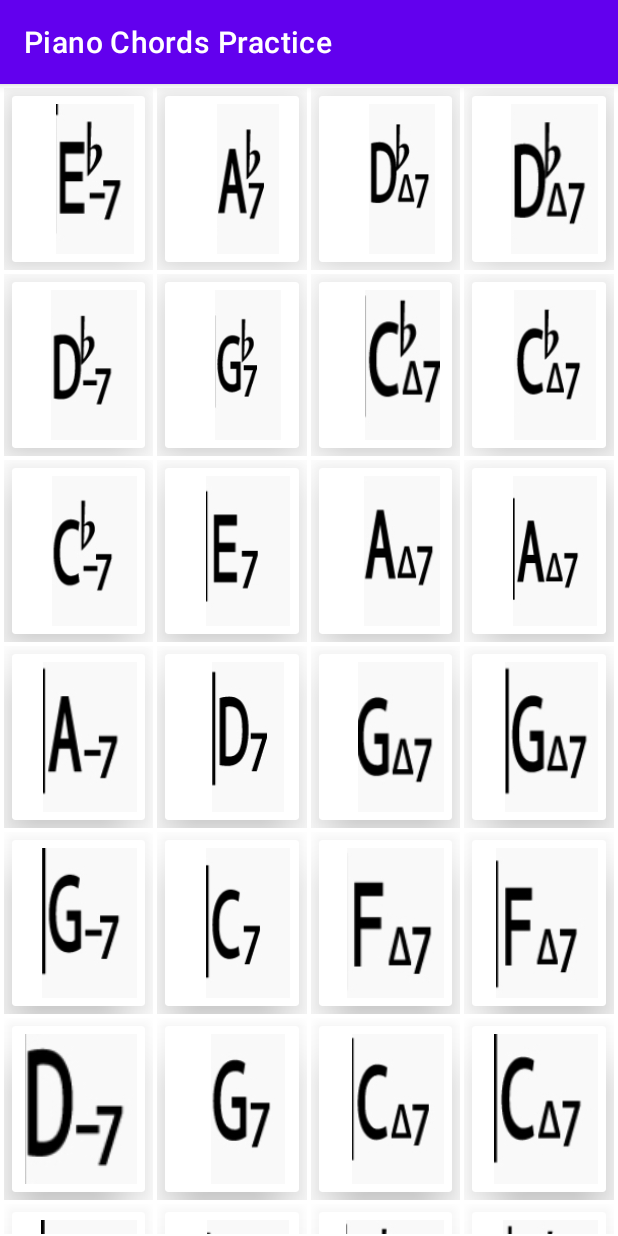
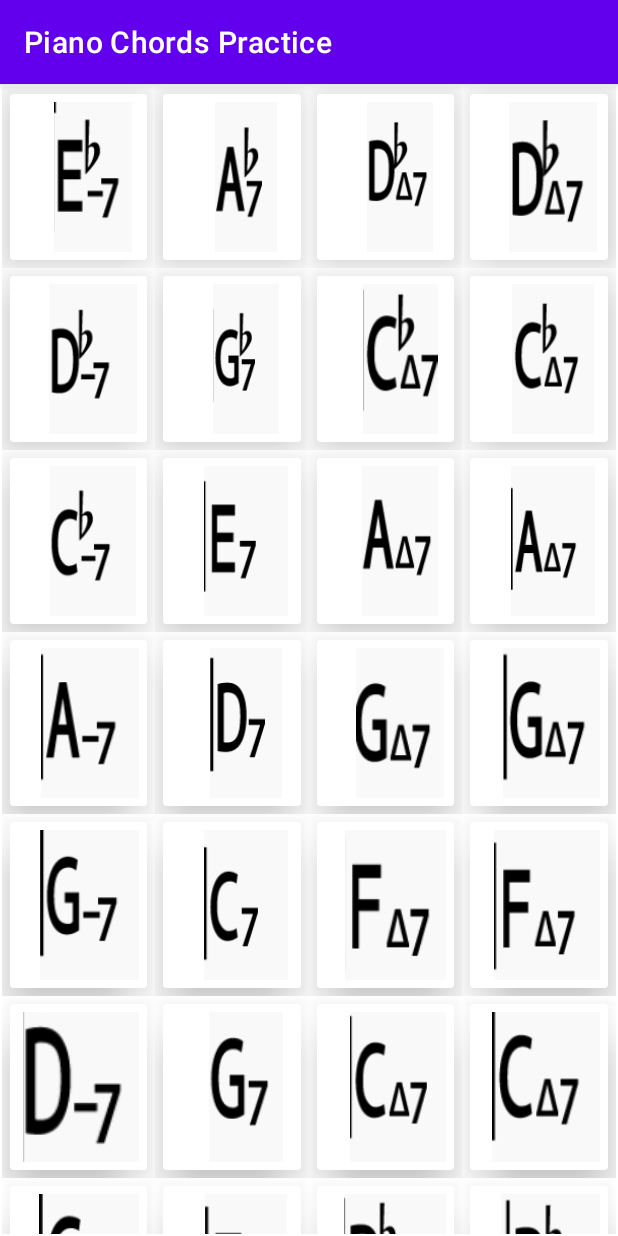
Before and after one commit to mariaanko/Piano-Chords-Practice, an Android app: the screen it shows after launch (MainActivity), on a phone screen of 412 x 824 dp. Run offline under Robolectric (Android 15) with nearby library versions, the phone set to English and light mode, and no system bars.

Commit message:
fix was easy after all :D my bad :D

```diff
--- a/app/src/main/java/com/wodpress/mariaanko/pianochordspractice/ChordsAdapter.java
+++ b/app/src/main/java/com/wodpress/mariaanko/pianochordspractice/ChordsAdapter.java
@@ -13,6 +13,7 @@ import android.widget.ImageView;
 
 import androidx.annotation.DimenRes;
 import androidx.annotation.NonNull;
+import androidx.cardview.widget.CardView;
 import androidx.recyclerview.widget.RecyclerView;
 
 import java.io.IOException;
@@ -23,6 +24,7 @@ public class ChordsAdapter extends RecyclerView.Adapter<ChordsAdapter.MyViewHold
 
     ArrayList<String> images;
     Context context;
+    CardView cardView;
     private OnChordListener onChordListener;
 
     public ChordsAdapter(Context context, ArrayList<String> images, OnChordListener onChordListener) {
--- a/app/src/main/java/com/wodpress/mariaanko/pianochordspractice/MainActivity.java
+++ b/app/src/main/java/com/wodpress/mariaanko/pianochordspractice/MainActivity.java
@@ -29,8 +29,6 @@ public class MainActivity extends AppCompatActivity implements ChordsAdapter.OnC
         RecyclerView recyclerView = (RecyclerView) findViewById(R.id.recyclerView);
         GridLayoutManager linearLayoutManager = new GridLayoutManager(getApplicationContext(), 4);
         recyclerView.setLayoutManager(linearLayoutManager);
-        ChordsAdapter.ItemOffsetDecoration itemDecoration = new ChordsAdapter.ItemOffsetDecoration(this, R.dimen.item_offset);
-        recyclerView.addItemDecoration(itemDecoration);
         String[] images = new String[0];
         try {
             images = this.getAssets().list("chords");
@@ -38,7 +36,7 @@ public class MainActivity extends AppCompatActivity implements ChordsAdapter.OnC
             e.printStackTrace();
         }
         imagesArrayList = new ArrayList<>(Arrays.asList(images));
-        imagesToLoadArray = imagesArrayList;
+        imagesToLoadArray.addAll(imagesArrayList);
         chordsAdapter = new ChordsAdapter(MainActivity.this, imagesArrayList, this);
         recyclerView.setAdapter(chordsAdapter);
 
@@ -50,6 +48,7 @@ public class MainActivity extends AppCompatActivity implements ChordsAdapter.OnC
         if(!imagesToLoadArray.contains(imagesArrayList.get(position))){
             imagesToLoadArray.add(imagesArrayList.get(position));
             imageView.setBackgroundResource(0);
+            imageView.setImageAlpha(1000);
         }else{
             imagesToLoadArray.remove(imagesArrayList.get(position));
             imageView.setBackgroundResource(R.drawable.unselected_foreground);
```
